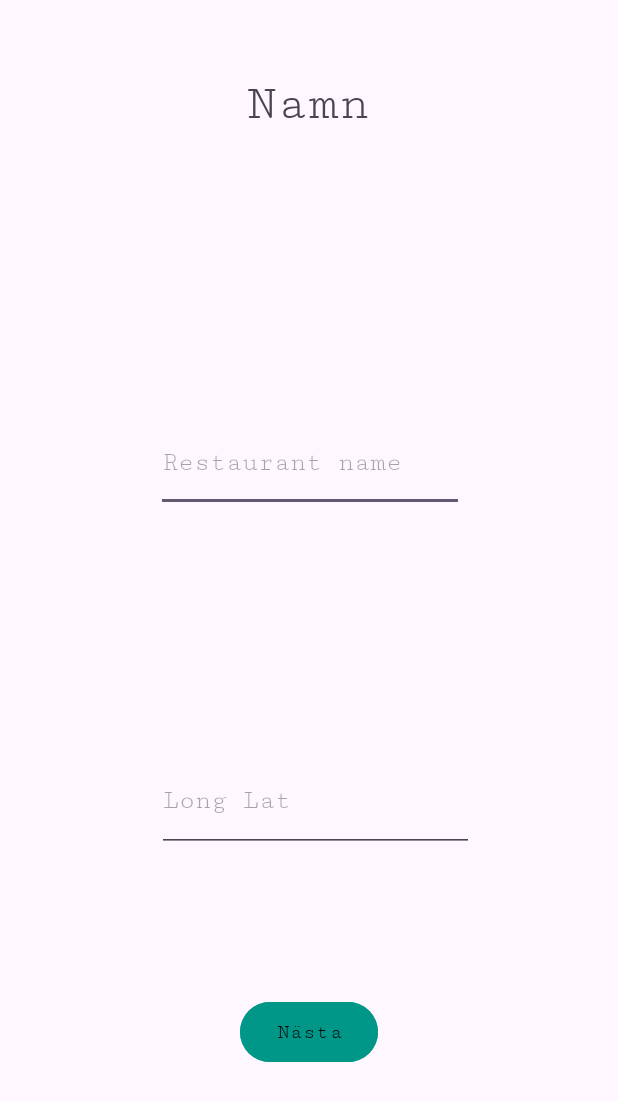
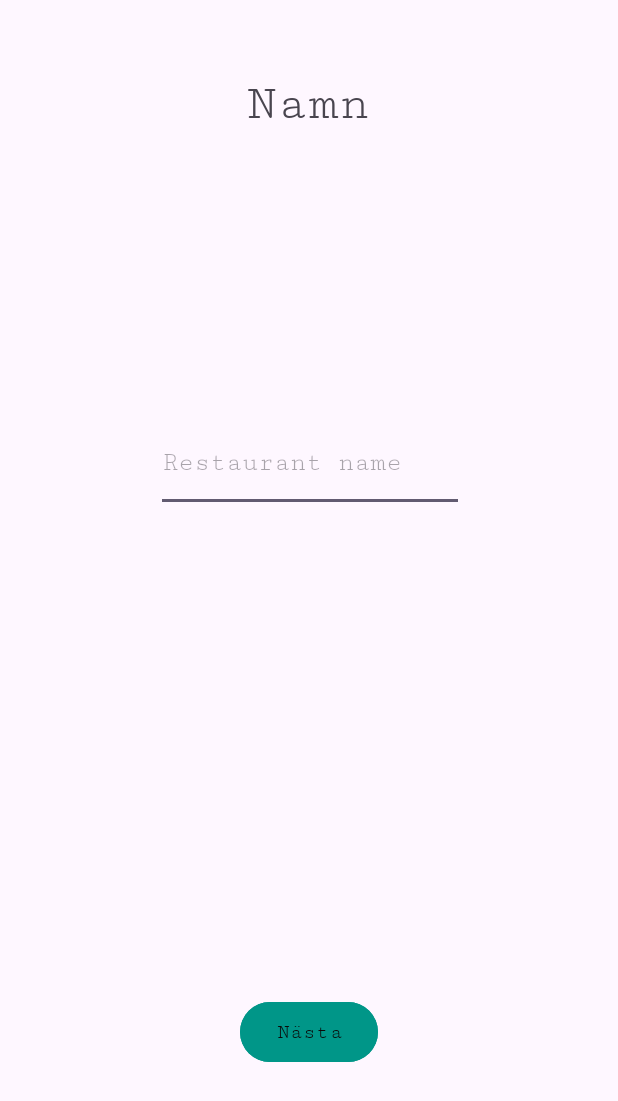
Before and after one commit to Fridisens/BestPlacesCorp, an Android app: the RateNameActivity screen opened directly, with no data from a screen before it, on a phone screen of 412 x 824 dp. Shown: the top 1101 px of the screen. Run offline under Robolectric (Android 15) with nearby library versions, the phone set to English and light mode, and no system bars; our stand-ins replace Firebase (no records; nobody signed in at launch, a user with empty details on screens opened directly).

Commit message:
removed latlong

```diff
--- a/app/src/main/java/com/example/bestplacescorp/RateNameActivity.kt
+++ b/app/src/main/java/com/example/bestplacescorp/RateNameActivity.kt
@@ -11,14 +11,12 @@ import com.google.firebase.firestore.FirebaseFirestore
 class RateNameActivity : AppCompatActivity() {
 
     lateinit var nameRestaurantEditText : EditText
-    lateinit var latLongEditText: EditText
     lateinit var nameNextButton: Button
     override fun onCreate(savedInstanceState: Bundle?) {
         super.onCreate(savedInstanceState)
         setContentView(R.layout.activity_rate_name)
 
         nameRestaurantEditText = findViewById(R.id.nameRestaurantEditText)
-        latLongEditText = findViewById(R.id.latLongEditText)
         nameNextButton = findViewById(R.id.nameNextButton)
 
         nameNextButton.setOnClickListener {
--- a/app/src/main/res/layout/activity_rate_name.xml
+++ b/app/src/main/res/layout/activity_rate_name.xml
@@ -19,20 +19,6 @@
         app:layout_constraintHorizontal_bias="0.502"
         app:layout_constraintStart_toStartOf="parent"
         app:layout_constraintTop_toTopOf="parent" />
-
-    <EditText
-        android:id="@+id/latLongEditText"
-        android:layout_width="211dp"
-        android:layout_height="68dp"
-        android:layout_marginBottom="256dp"
-        android:ems="10"
-        android:fontFamily="serif-monospace"
-        android:hint="Long Lat"
-        android:inputType="text"
-        app:layout_constraintBottom_toBottomOf="parent"
-        app:layout_constraintEnd_toEndOf="parent"
-        app:layout_constraintHorizontal_bias="0.52"
-        app:layout_constraintStart_toStartOf="parent" />
 
     <TextView
         android:id="@+id/nameTextView"
```
